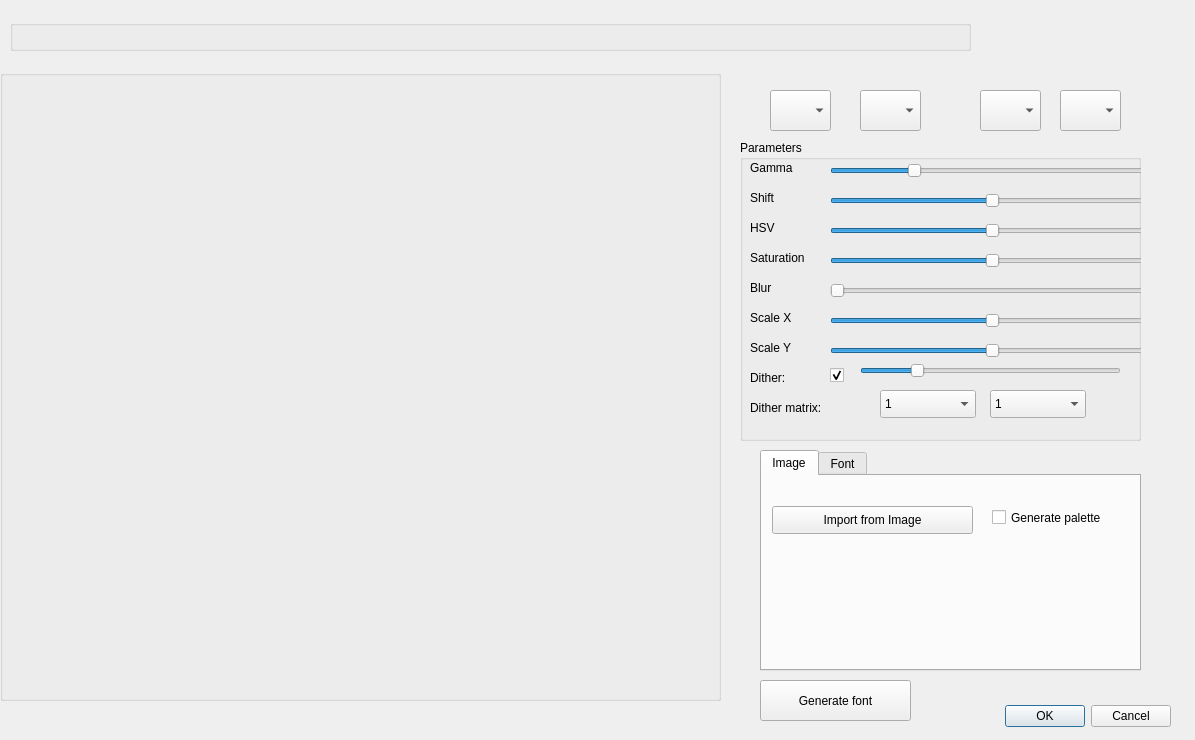
Old version of the form dialogimport.ui in the repository leuat/TRSE.
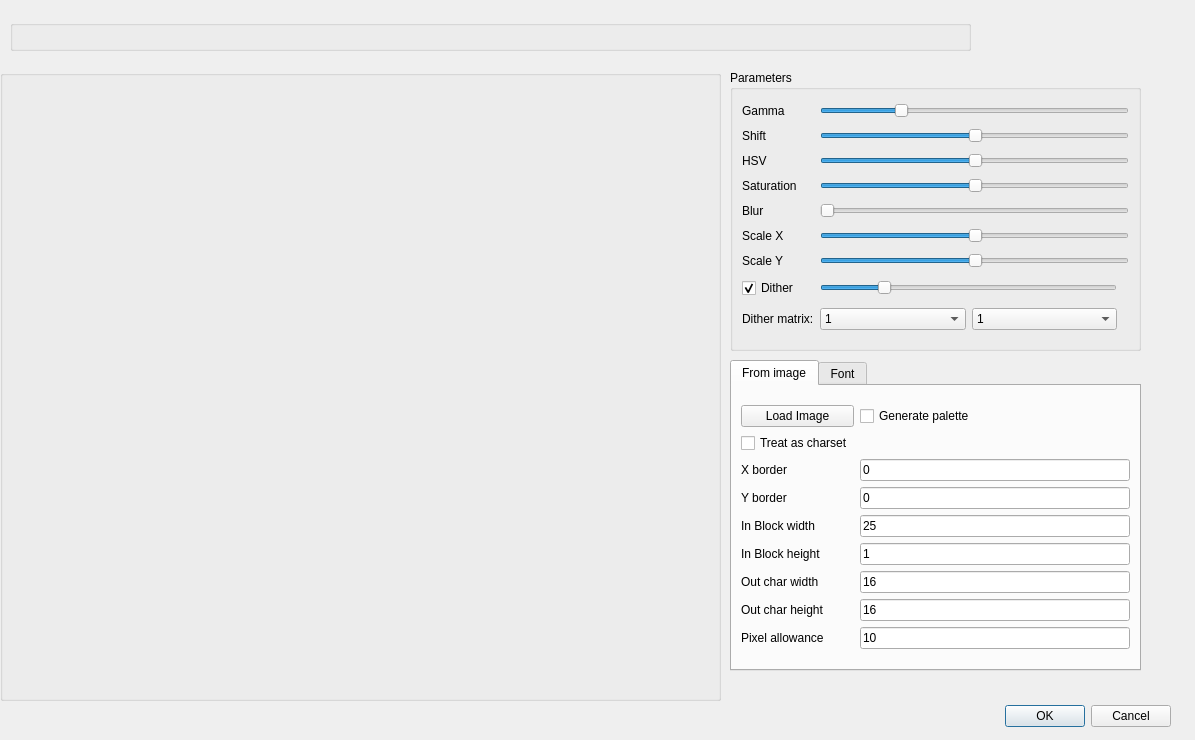
New version of the form.

Commit message: Import charset first version

Diff of the .ui file:
```diff
--- a/dialogimport.ui
+++ b/dialogimport.ui
@@ -29,26 +29,6 @@
     <set>QDialogButtonBox::Cancel|QDialogButtonBox::Ok</set>
    </property>
   </widget>
-  <widget class="QComboBox" name="cmbBackground">
-   <property name="geometry">
-    <rect>
-     <x>860</x>
-     <y>90</y>
-     <width>61</width>
-     <height>41</height>
-    </rect>
-   </property>
-  </widget>
-  <widget class="QComboBox" name="cmbForeground">
-   <property name="geometry">
-    <rect>
-     <x>770</x>
-     <y>90</y>
-     <width>61</width>
-     <height>41</height>
-    </rect>
-   </property>
-  </widget>
   <widget class="QGroupBox" name="groupBox">
    <property name="geometry">
     <rect>
@@ -111,53 +91,61 @@
   <widget class="QGroupBox" name="groupBox_2">
    <property name="geometry">
     <rect>
-     <x>740</x>
-     <y>140</y>
-     <width>401</width>
-     <height>301</height>
+     <x>730</x>
+     <y>70</y>
+     <width>411</width>
+     <height>281</height>
     </rect>
    </property>
    <property name="title">
     <string>Parameters</string>
    </property>
-   <widget class="QSlider" name="hsSat">
-    <property name="geometry">
-     <rect>
-      <x>90</x>
-      <y>110</y>
-      <width>321</width>
-      <height>22</height>
-     </rect>
+   <layout class="QGridLayout" name="gridLayout_4">
+    <item row="7" column="1">
+     <widget class="QSlider" name="hsDither">
+      <property name="maximum">
+       <number>99</number>
     </property>
     <property name="value">
-     <number>50</number>
+       <number>20</number>
     </property>
     <property name="orientation">
      <enum>Qt::Horizontal</enum>
     </property>
    </widget>
+    </item>
+    <item row="1" column="0">
    <widget class="QLabel" name="label_2">
-    <property name="geometry">
-     <rect>
-      <x>10</x>
-      <y>50</y>
-      <width>55</width>
-      <height>16</height>
-     </rect>
-    </property>
     <property name="text">
      <string>Shift</string>
     </property>
    </widget>
+    </item>
+    <item row="3" column="1" colspan="3">
+     <widget class="QSlider" name="hsSat">
+      <property name="value">
+       <number>50</number>
+      </property>
+      <property name="orientation">
+       <enum>Qt::Horizontal</enum>
+      </property>
+     </widget>
+    </item>
+    <item row="5" column="1" colspan="3">
+     <widget class="QSlider" name="hsScaleX">
+      <property name="maximum">
+       <number>99</number>
+      </property>
+      <property name="value">
+       <number>50</number>
+      </property>
+      <property name="orientation">
+       <enum>Qt::Horizontal</enum>
+      </property>
+     </widget>
+    </item>
+    <item row="1" column="1" colspan="3">
    <widget class="QSlider" name="hsShift">
-    <property name="geometry">
-     <rect>
-      <x>90</x>
-      <y>50</y>
-      <width>321</width>
-      <height>22</height>
-     </rect>
-    </property>
     <property name="value">
      <number>50</number>
     </property>
@@ -165,28 +153,33 @@
      <enum>Qt::Horizontal</enum>
     </property>
    </widget>
-   <widget class="QLabel" name="label">
-    <property name="geometry">
-     <rect>
-      <x>10</x>
-      <y>20</y>
-      <width>55</width>
-      <height>16</height>
-     </rect>
-    </property>
+    </item>
+    <item row="6" column="0">
+     <widget class="QLabel" name="label_7">
+      <property name="text">
+       <string>Scale Y</string>
+      </property>
+     </widget>
+    </item>
+    <item row="5" column="0">
+     <widget class="QLabel" name="label_6">
     <property name="text">
-     <string>Gamma</string>
-    </property>
-   </widget>
-   <widget class="QSlider" name="hsHsv">
-    <property name="geometry">
-     <rect>
-      <x>90</x>
-      <y>80</y>
-      <width>321</width>
-      <height>22</height>
-     </rect>
-    </property>
+       <string>Scale X</string>
+      </property>
+     </widget>
+    </item>
+    <item row="2" column="0">
+     <widget class="QLabel" name="label_3">
+      <property name="text">
+       <string>HSV</string>
+      </property>
+     </widget>
+    </item>
+    <item row="6" column="1" colspan="3">
+     <widget class="QSlider" name="hsScaleY">
+      <property name="maximum">
+       <number>99</number>
+      </property>
     <property name="value">
      <number>50</number>
     </property>
@@ -194,28 +187,46 @@
      <enum>Qt::Horizontal</enum>
     </property>
    </widget>
+    </item>
+    <item row="3" column="0">
    <widget class="QLabel" name="label_4">
-    <property name="geometry">
-     <rect>
-      <x>10</x>
-      <y>110</y>
-      <width>81</width>
-      <height>16</height>
-     </rect>
-    </property>
     <property name="text">
      <string>Saturation</string>
     </property>
    </widget>
+    </item>
+    <item row="7" column="0">
+     <widget class="QCheckBox" name="chkDither">
+      <property name="text">
+       <string>Dither</string>
+      </property>
+      <property name="checked">
+       <bool>true</bool>
+      </property>
+     </widget>
+    </item>
+    <item row="4" column="1" colspan="3">
+     <widget class="QSlider" name="hsBlur">
+      <property name="value">
+       <number>0</number>
+      </property>
+      <property name="orientation">
+       <enum>Qt::Horizontal</enum>
+      </property>
+     </widget>
+    </item>
+    <item row="2" column="1" colspan="3">
+     <widget class="QSlider" name="hsHsv">
+      <property name="value">
+       <number>50</number>
+      </property>
+      <property name="orientation">
+       <enum>Qt::Horizontal</enum>
+      </property>
+     </widget>
+    </item>
+    <item row="0" column="1" colspan="3">
    <widget class="QSlider" name="hsContrast">
-    <property name="geometry">
-     <rect>
-      <x>90</x>
-      <y>20</y>
-      <width>321</width>
-      <height>22</height>
-     </rect>
-    </property>
     <property name="value">
      <number>25</number>
     </property>
@@ -223,212 +234,32 @@
      <enum>Qt::Horizontal</enum>
     </property>
    </widget>
+    </item>
+    <item row="4" column="0">
    <widget class="QLabel" name="label_5">
-    <property name="geometry">
-     <rect>
-      <x>10</x>
-      <y>140</y>
-      <width>81</width>
-      <height>16</height>
-     </rect>
-    </property>
     <property name="text">
      <string>Blur</string>
     </property>
    </widget>
-   <widget class="QLabel" name="label_3">
-    <property name="geometry">
-     <rect>
-      <x>10</x>
-      <y>80</y>
-      <width>55</width>
-      <height>16</height>
-     </rect>
-    </property>
-    <property name="text">
-     <string>HSV</string>
-    </property>
-   </widget>
-   <widget class="QSlider" name="hsBlur">
-    <property name="geometry">
-     <rect>
-      <x>90</x>
-      <y>140</y>
-      <width>321</width>
-      <height>22</height>
-     </rect>
-    </property>
-    <property name="value">
-     <number>0</number>
-    </property>
-    <property name="orientation">
-     <enum>Qt::Horizontal</enum>
-    </property>
-   </widget>
-   <widget class="QSlider" name="hsScaleX">
-    <property name="geometry">
-     <rect>
-      <x>90</x>
-      <y>170</y>
-      <width>321</width>
-      <height>22</height>
-     </rect>
-    </property>
-    <property name="maximum">
-     <number>99</number>
-    </property>
-    <property name="value">
-     <number>50</number>
-    </property>
-    <property name="orientation">
-     <enum>Qt::Horizontal</enum>
-    </property>
-   </widget>
-   <widget class="QLabel" name="label_6">
-    <property name="geometry">
-     <rect>
-      <x>10</x>
-      <y>170</y>
-      <width>81</width>
-      <height>16</height>
-     </rect>
-    </property>
-    <property name="text">
-     <string>Scale X</string>
-    </property>
-   </widget>
-   <widget class="QLabel" name="label_7">
-    <property name="geometry">
-     <rect>
-      <x>10</x>
-      <y>200</y>
-      <width>81</width>
-      <height>16</height>
-     </rect>
-    </property>
-    <property name="text">
-     <string>Scale Y</string>
-    </property>
-   </widget>
-   <widget class="QSlider" name="hsScaleY">
-    <property name="geometry">
-     <rect>
-      <x>90</x>
-      <y>200</y>
-      <width>321</width>
-      <height>22</height>
-     </rect>
-    </property>
-    <property name="maximum">
-     <number>99</number>
-    </property>
-    <property name="value">
-     <number>50</number>
-    </property>
-    <property name="orientation">
-     <enum>Qt::Horizontal</enum>
-    </property>
-   </widget>
-   <widget class="QLabel" name="label_8">
-    <property name="geometry">
-     <rect>
-      <x>10</x>
-      <y>230</y>
-      <width>81</width>
-      <height>16</height>
-     </rect>
-    </property>
-    <property name="text">
-     <string>Dither:</string>
-    </property>
-   </widget>
-   <widget class="QCheckBox" name="chkDither">
-    <property name="geometry">
-     <rect>
-      <x>90</x>
-      <y>220</y>
-      <width>82</width>
-      <height>31</height>
-     </rect>
-    </property>
-    <property name="text">
-     <string/>
-    </property>
-    <property name="checked">
-     <bool>true</bool>
-    </property>
-   </widget>
-   <widget class="QSlider" name="hsDither">
-    <property name="geometry">
-     <rect>
-      <x>120</x>
-      <y>220</y>
-      <width>261</width>
-      <height>22</height>
-     </rect>
-    </property>
-    <property name="maximum">
-     <number>99</number>
-    </property>
-    <property name="value">
-     <number>20</number>
-    </property>
-    <property name="orientation">
-     <enum>Qt::Horizontal</enum>
-    </property>
-   </widget>
+    </item>
+    <item row="13" column="0">
    <widget class="QLabel" name="label_15">
-    <property name="geometry">
-     <rect>
-      <x>10</x>
-      <y>260</y>
-      <width>141</width>
-      <height>16</height>
-     </rect>
-    </property>
     <property name="text">
      <string>Dither matrix:</string>
     </property>
    </widget>
-   <widget class="QComboBox" name="cmbDitherX">
-    <property name="geometry">
-     <rect>
-      <x>140</x>
-      <y>250</y>
-      <width>96</width>
-      <height>28</height>
-     </rect>
-    </property>
-    <item>
-     <property name="text">
-      <string>1</string>
-     </property>
     </item>
-    <item>
+    <item row="0" column="0">
+     <widget class="QLabel" name="label">
      <property name="text">
-      <string>2</string>
-     </property>
-    </item>
-    <item>
-     <property name="text">
-      <string>3</string>
-     </property>
-    </item>
-    <item>
-     <property name="text">
-      <string>4</string>
-     </property>
-    </item>
-   </widget>
+       <string>Gamma</string>
+      </property>
+     </widget>
+    </item>
+    <item row="13" column="1">
+     <layout class="QHBoxLayout" name="horizontalLayout_2">
+      <item>
    <widget class="QComboBox" name="cmbDitherY">
-    <property name="geometry">
-     <rect>
-      <x>250</x>
-      <y>250</y>
-      <width>96</width>
-      <height>28</height>
-     </rect>
-    </property>
     <item>
      <property name="text">
       <string>1</string>
@@ -450,34 +281,42 @@
      </property>
     </item>
    </widget>
-  </widget>
-  <widget class="QComboBox" name="cmbMC1">
-   <property name="geometry">
-    <rect>
-     <x>980</x>
-     <y>90</y>
-     <width>61</width>
-     <height>41</height>
-    </rect>
-   </property>
-  </widget>
-  <widget class="QComboBox" name="cmbMC2">
-   <property name="geometry">
-    <rect>
-     <x>1060</x>
-     <y>90</y>
-     <width>61</width>
-     <height>41</height>
-    </rect>
-   </property>
+      </item>
+      <item>
+       <widget class="QComboBox" name="cmbDitherX">
+        <item>
+         <property name="text">
+          <string>1</string>
+         </property>
+        </item>
+        <item>
+         <property name="text">
+          <string>2</string>
+         </property>
+        </item>
+        <item>
+         <property name="text">
+          <string>3</string>
+         </property>
+        </item>
+        <item>
+         <property name="text">
+          <string>4</string>
+         </property>
+        </item>
+       </widget>
+      </item>
+     </layout>
+    </item>
+   </layout>
   </widget>
   <widget class="QTabWidget" name="tabWidget">
    <property name="geometry">
     <rect>
-     <x>760</x>
-     <y>450</y>
-     <width>381</width>
-     <height>221</height>
+     <x>730</x>
+     <y>360</y>
+     <width>411</width>
+     <height>311</height>
     </rect>
    </property>
    <property name="currentIndex">
@@ -485,34 +324,133 @@
    </property>
    <widget class="QWidget" name="tab">
     <attribute name="title">
-     <string>Image</string>
+     <string>From image</string>
     </attribute>
-    <widget class="QPushButton" name="btnImport">
-     <property name="geometry">
-      <rect>
-       <x>10</x>
-       <y>30</y>
-       <width>201</width>
-       <height>28</height>
-      </rect>
-     </property>
+    <layout class="QGridLayout" name="gridLayout_5">
+     <item row="0" column="0">
+      <layout class="QGridLayout" name="gridLayout_3">
+       <item row="5" column="0">
+        <widget class="QLabel" name="label_21">
+         <property name="text">
+          <string>In Block height</string>
+         </property>
+        </widget>
+       </item>
+       <item row="6" column="0">
+        <widget class="QLabel" name="label_18">
      <property name="text">
-      <string>Import from Image</string>
-     </property>
-    </widget>
+          <string>Out char width</string>
+         </property>
+        </widget>
+       </item>
+       <item row="5" column="1">
+        <widget class="QLineEdit" name="leBlockHeight">
+         <property name="text">
+          <string>1</string>
+         </property>
+        </widget>
+       </item>
+       <item row="2" column="1">
+        <widget class="QLineEdit" name="leCharWidth">
+         <property name="text">
+          <string>0</string>
+         </property>
+        </widget>
+       </item>
+       <item row="4" column="0">
+        <widget class="QLabel" name="label_19">
+         <property name="text">
+          <string>In Block width</string>
+         </property>
+        </widget>
+       </item>
+       <item row="6" column="1">
+        <widget class="QLineEdit" name="leOutCharWidth">
+         <property name="text">
+          <string>16</string>
+         </property>
+        </widget>
+       </item>
+       <item row="7" column="0">
+        <widget class="QLabel" name="label_20">
+         <property name="text">
+          <string>Out char height</string>
+         </property>
+        </widget>
+       </item>
+       <item row="3" column="0">
+        <widget class="QLabel" name="label_17">
+         <property name="text">
+          <string>Y border</string>
+         </property>
+        </widget>
+       </item>
+       <item row="1" column="0">
+        <widget class="QCheckBox" name="chkTreatCharset">
+         <property name="text">
+          <string>Treat as charset</string>
+         </property>
+        </widget>
+       </item>
+       <item row="0" column="1">
     <widget class="QCheckBox" name="chkGenPal">
-     <property name="geometry">
-      <rect>
-       <x>230</x>
-       <y>30</y>
-       <width>141</width>
-       <height>23</height>
-      </rect>
-     </property>
      <property name="text">
       <string>Generate palette</string>
      </property>
     </widget>
+       </item>
+       <item row="7" column="1">
+        <widget class="QLineEdit" name="leOutCharHeight">
+         <property name="text">
+          <string>16</string>
+         </property>
+        </widget>
+       </item>
+       <item row="3" column="1">
+        <widget class="QLineEdit" name="leCharHeight">
+         <property name="text">
+          <string>0</string>
+         </property>
+        </widget>
+       </item>
+       <item row="0" column="0">
+        <widget class="QPushButton" name="btnImport">
+         <property name="text">
+          <string>Load Image</string>
+         </property>
+        </widget>
+       </item>
+       <item row="4" column="1">
+        <widget class="QLineEdit" name="leBlockWidth">
+         <property name="text">
+          <string>25</string>
+         </property>
+        </widget>
+       </item>
+       <item row="2" column="0">
+        <widget class="QLabel" name="label_16">
+         <property name="text">
+          <string>X border</string>
+         </property>
+        </widget>
+       </item>
+       <item row="8" column="1">
+        <widget class="QLineEdit" name="leAllowance">
+         <property name="text">
+          <string>10</string>
+         </property>
+        </widget>
+       </item>
+       <item row="8" column="0">
+        <widget class="QLabel" name="label_22">
+         <property name="text">
+          <string>Pixel allowance</string>
+         </property>
+        </widget>
+       </item>
+      </layout>
+     </item>
+    </layout>
    </widget>
    <widget class="QWidget" name="tab_2">
     <attribute name="title">
@@ -563,6 +501,34 @@
          </property>
         </widget>
        </item>
+       <item row="3" column="1">
+        <widget class="QLineEdit" name="leFontCharsPerLColumn">
+         <property name="text">
+          <string>16</string>
+         </property>
+        </widget>
+       </item>
+       <item row="4" column="0">
+        <widget class="QLabel" name="label_13">
+         <property name="text">
+          <string>Use colors</string>
+         </property>
+        </widget>
+       </item>
+       <item row="6" column="0">
+        <widget class="QPushButton" name="btnImport_2">
+         <property name="text">
+          <string>Generate font</string>
+         </property>
+        </widget>
+       </item>
+       <item row="1" column="0">
+        <widget class="QLabel" name="label_9">
+         <property name="text">
+          <string>Font size:</string>
+         </property>
+        </widget>
+       </item>
        <item row="2" column="0">
         <widget class="QLabel" name="label_10">
          <property name="text">
@@ -606,19 +572,6 @@
     </layout>
    </widget>
   </widget>
-  <widget class="QPushButton" name="btnImport_2">
-   <property name="geometry">
-    <rect>
-     <x>760</x>
-     <y>680</y>
-     <width>151</width>
-     <height>41</height>
-    </rect>
-   </property>
-   <property name="text">
-    <string>Generate font</string>
-   </property>
-  </widget>
  </widget>
  <resources/>
  <connections>
```
Left out of the diff: 41 changed lines with no effect on the pictures. Lines whose indentation alone changed are shown as unchanged. The commit also changes 5 other files.
